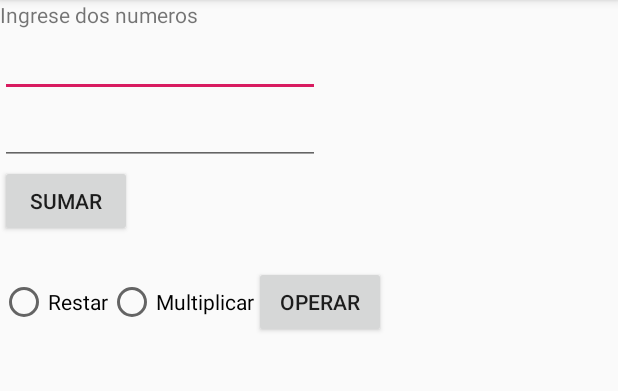
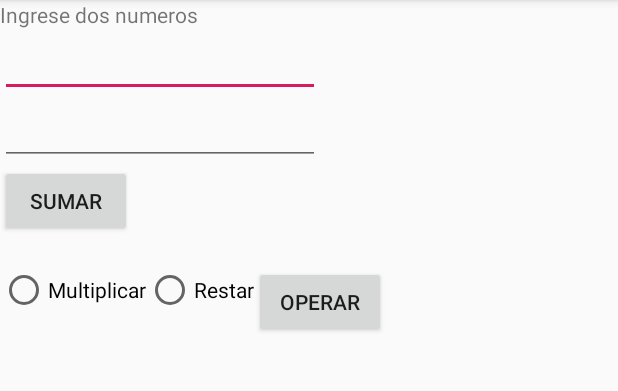
Before and after one commit to cristian16b/Android-PrimerosPasos, an Android app: the screen it shows after launch (MainActivity), on a phone screen of 412 x 824 dp, the part 84-475 px from its top. Run offline under Robolectric (Android 15) with nearby library versions, the phone set to English and light mode, and no system bars.

Commit message:
Agregado radio group en el mainActivity

```diff
--- a/app/src/main/res/layout/activity_main.xml
+++ b/app/src/main/res/layout/activity_main.xml
@@ -61,18 +61,24 @@
             android:layout_height="wrap_content"
             android:orientation="horizontal">
 
-            <RadioButton
-                android:id="@+id/radioRestar"
+            <RadioGroup
                 android:layout_width="match_parent"
                 android:layout_height="wrap_content"
-                android:clickable="false"
-                android:text="Restar" />
+                android:orientation="horizontal">
 
-            <RadioButton
-                android:id="@+id/radioMultiplicar"
-                android:layout_width="match_parent"
-                android:layout_height="wrap_content"
-                android:text="Multiplicar" />
+                <RadioButton
+                    android:id="@+id/radioMultiplicar"
+                    android:layout_width="match_parent"
+                    android:layout_height="wrap_content"
+                    android:text="Multiplicar" />
+
+                <RadioButton
+                    android:id="@+id/radioRestar"
+                    android:layout_width="match_parent"
+                    android:layout_height="wrap_content"
+                    android:clickable="false"
+                    android:text="Restar" />
+            </RadioGroup>
 
             <Button
                 android:id="@+id/botonOperar"
```
